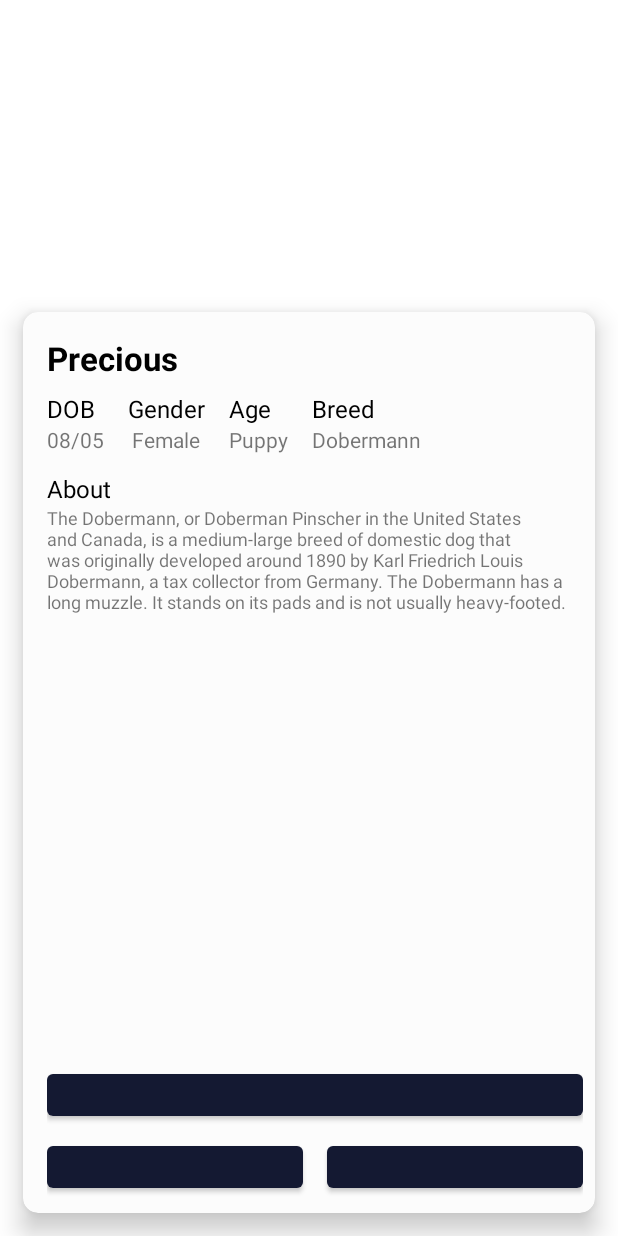
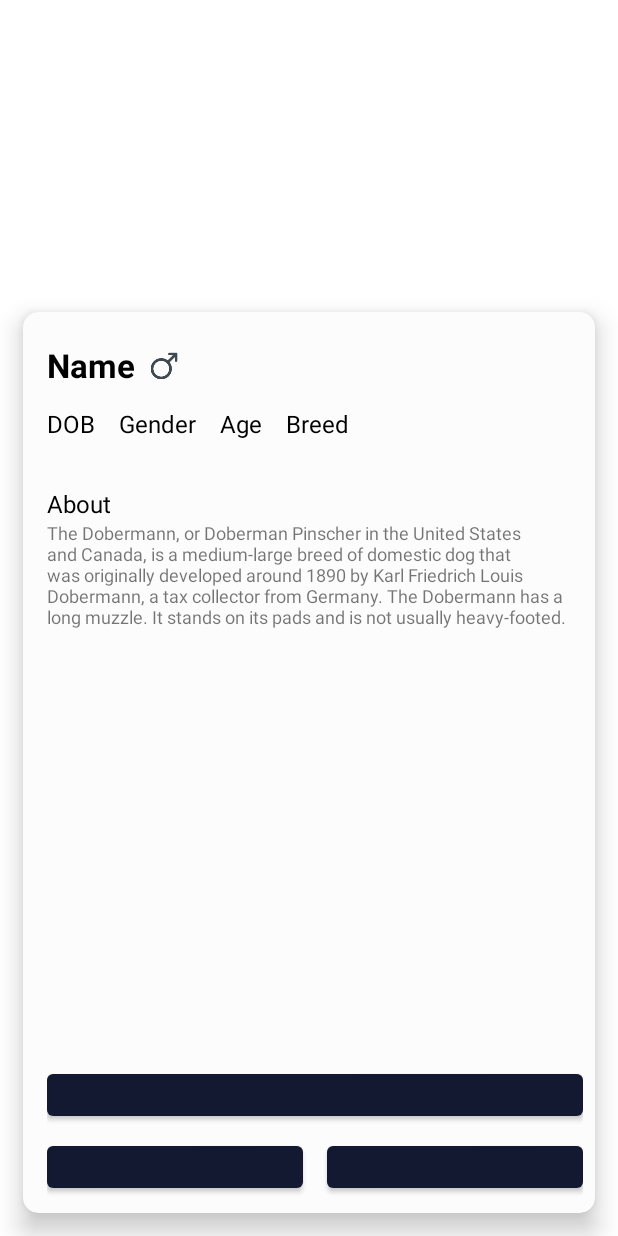
Before and after one commit to Jono-A/PetFinals, an Android app: the layout fragment_pet.xml on its own in the app's theme, with its tools: preview values and no code run, on a phone screen of 412 x 824 dp. Run offline under Robolectric (Android 15) with nearby library versions, the phone set to English and light mode, and no system bars; plain views replace NoboButton.

Commit message:
Design Home & Pet Fragment

```diff
--- a/app/src/main/java/com/shorbgy/petsshelter/ui/FavouriteFragment.kt
+++ b/app/src/main/java/com/shorbgy/petsshelter/ui/FavouriteFragment.kt
@@ -13,7 +13,9 @@ class FavouriteFragment : Fragment() {
         inflater: LayoutInflater, container: ViewGroup?,
         savedInstanceState: Bundle?
     ): View? {
-        // Inflate the layout for this fragment
+
+        (requireActivity() as HomeActivity).toolbar.title = "Favourite"
+
         return inflater.inflate(R.layout.fragment_favourite, container, false)
     }
 }
--- a/app/src/main/java/com/shorbgy/petsshelter/ui/MainActivity.kt
+++ b/app/src/main/java/com/shorbgy/petsshelter/ui/MainActivity.kt
@@ -17,7 +17,5 @@ class MainActivity : AppCompatActivity() {
         super.onCreate(savedInstanceState)
         binding = DataBindingUtil.setContentView(this, R.layout.activity_main)
 
-
-
     }
 }
--- /dev/null
+++ b/app/src/main/java/com/shorbgy/petsshelter/utils/OnPetsItemSelected.kt
@@ -0,0 +1,5 @@
+package com.shorbgy.petsshelter.utils
+
+interface OnPetsItemSelected {
+    fun onItemSelected(pos: Int)
+}
--- a/app/src/main/res/drawable/rounded.xml
+++ b/app/src/main/res/drawable/rounded.xml
@@ -1,7 +1,7 @@
 <?xml version="1.0" encoding="utf-8"?>
 <shape xmlns:android="http://schemas.android.com/apk/res/android">
-    <solid android:color="@color/colorPrimary"/>
+    <solid android:color="@color/colorPrimary" />
 
     <corners android:topLeftRadius="24dp"
-        android:topRightRadius="24dp"/>
+        android:topRightRadius="24dp" />
 </shape>
--- a/app/src/main/res/layout/fragment_home.xml
+++ b/app/src/main/res/layout/fragment_home.xml
@@ -1,8 +1,7 @@
 <?xml version="1.0" encoding="utf-8"?>
 <layout xmlns:android="http://schemas.android.com/apk/res/android"
     xmlns:tools="http://schemas.android.com/tools"
-    xmlns:app="http://schemas.android.com/apk/res-auto"
-    xmlns:card_view="http://schemas.android.com/apk/res-auto">
+    xmlns:app="http://schemas.android.com/apk/res-auto">
 
     <data>
 
@@ -15,6 +14,7 @@
 
 
         <androidx.recyclerview.widget.RecyclerView
+            android:id="@+id/pets_rv"
             android:layout_width="match_parent"
             android:layout_height="match_parent"
             app:layoutManager="androidx.recyclerview.widget.LinearLayoutManager"
--- a/app/src/main/res/layout/fragment_pet.xml
+++ b/app/src/main/res/layout/fragment_pet.xml
@@ -13,12 +13,13 @@
         android:layout_height="match_parent"
         tools:context=".PetFragment">
 
+
         <RelativeLayout
             android:layout_width="match_parent"
             android:layout_height="wrap_content">
 
             <ImageView
-                android:id="@+id/imageView"
+                android:id="@+id/pet_image"
                 android:layout_width="match_parent"
                 android:layout_height="@dimen/_200sdp"
                 android:scaleType="centerCrop"
@@ -55,13 +56,32 @@
                     android:layout_height="match_parent"
                     android:orientation="vertical">
 
-                    <TextView
+
+                    <LinearLayout
                         android:layout_width="match_parent"
                         android:layout_height="wrap_content"
-                        android:text="Precious"
-                        android:textColor="@color/black"
-                        android:textSize="22sp"
-                        android:textStyle="bold" />
+                        android:orientation="horizontal"
+                        android:gravity="center_vertical"
+                        tools:ignore="UseCompoundDrawables">
+
+                        <TextView
+                            android:id="@+id/pet_name"
+                            android:layout_width="wrap_content"
+                            android:layout_height="wrap_content"
+                            android:textColor="@color/black"
+                            android:textSize="22sp"
+                            android:textStyle="bold"
+                            android:text="@string/name" />
+
+                        <ImageView
+                            android:id="@+id/gender_icon"
+                            android:layout_width="@dimen/_30sdp"
+                            android:layout_height="@dimen/_30sdp"
+                            android:src="@mipmap/male"
+                            android:contentDescription="@string/gender_icon" />
+
+                    </LinearLayout>
+
 
                     <LinearLayout
                         android:layout_width="match_parent"
@@ -82,10 +102,10 @@
                                 android:textSize="16sp" />
 
                             <TextView
+                                android:id="@+id/dob"
                                 android:layout_width="wrap_content"
                                 android:layout_height="wrap_content"
                                 android:layout_gravity="center"
-                                android:text="08/05"
                                 android:textSize="14sp" />
 
                         </LinearLayout>
@@ -104,10 +124,10 @@
                                 android:textSize="16sp" />
 
                             <TextView
+                                android:id="@+id/gender"
                                 android:layout_width="wrap_content"
                                 android:layout_height="wrap_content"
                                 android:layout_gravity="center"
-                                android:text="Female"
                                 android:textSize="14sp" />
 
                         </LinearLayout>
@@ -126,10 +146,10 @@
                                 android:textSize="16sp" />
 
                             <TextView
+                                android:id="@+id/age"
                                 android:layout_width="wrap_content"
                                 android:layout_height="wrap_content"
                                 android:layout_gravity="center"
-                                android:text="Puppy"
                                 android:textSize="14sp" />
 
                         </LinearLayout>
@@ -148,10 +168,10 @@
                                 android:textSize="16sp" />
 
                             <TextView
+                                android:id="@+id/breed"
                                 android:layout_width="wrap_content"
                                 android:layout_height="wrap_content"
                                 android:layout_gravity="center"
-                                android:text="Dobermann"
                                 android:textSize="14sp" />
 
                         </LinearLayout>
@@ -167,6 +187,7 @@
                         android:textSize="16sp" />
 
                     <TextView
+                        android:id="@+id/about"
                         android:layout_width="match_parent"
                         android:layout_height="wrap_content"
                         android:layout_marginEnd="8dp"
@@ -184,7 +205,7 @@
                     android:orientation="vertical">
 
                     <com.ornach.nobobutton.NoboButton
-                        android:id="@+id/button"
+                        android:id="@+id/adopt_btn"
                         android:layout_width="match_parent"
                         android:layout_height="40dp"
                         app:nb_backgroundColor="@color/teal_200"
@@ -205,6 +226,7 @@
                         android:orientation="horizontal">
 
                         <com.ornach.nobobutton.NoboButton
+                            android:id="@+id/favourite_btn"
                             android:layout_width="0dp"
                             android:layout_height="40dp"
                             android:layout_marginEnd="8dp"
@@ -221,6 +243,7 @@
                             app:nb_textSize="14sp" />
 
                         <com.ornach.nobobutton.NoboButton
+                            android:id="@+id/book_a_visit_btn"
                             android:layout_width="0dp"
                             android:layout_height="40dp"
                             android:layout_marginStart="8dp"
--- a/app/src/main/res/navigation/mobile_navigation.xml
+++ b/app/src/main/res/navigation/mobile_navigation.xml
@@ -22,12 +22,12 @@
         tools:layout="@layout/fragment_favourite" />
     <fragment
         android:id="@+id/petFragment"
-        android:name="com.shorbgy.petsshelter.PetFragment"
+        android:name="com.shorbgy.petsshelter.ui.PetFragment"
         android:label="fragment_pet"
         tools:layout="@layout/fragment_pet" />
     <fragment
         android:id="@+id/shareFragment"
-        android:name="com.shorbgy.petsshelter.ShareFragment"
+        android:name="com.shorbgy.petsshelter.ui.ShareFragment"
         android:label="fragment_share"
         tools:layout="@layout/fragment_share" />
 </navigation>
--- a/app/src/main/res/values/strings.xml
+++ b/app/src/main/res/values/strings.xml
@@ -16,4 +16,7 @@
     <string name="breed">Breed</string>
     <string name="about_label">About</string>
     <string name="share">Share</string>
+    <string name="pet_age">Pet Age</string>
+    <string name="name">Name</string>
+    <string name="gender_icon">Gender Icon</string>
 </resources>
```
Also changed, not shown: app/src/main/java/com/shorbgy/petsshelter/adapters/PetsAdapter.kt (added, +52 -0 lines), app/src/main/java/com/shorbgy/petsshelter/pojo/Pet.kt (added, +52 -0 lines), app/src/main/java/com/shorbgy/petsshelter/ui/HomeActivity.kt (+13 -2 lines), app/src/main/java/com/shorbgy/petsshelter/ui/HomeFragment.kt (+50 -2 lines), app/src/main/java/com/shorbgy/petsshelter/ui/PetFragment.kt (+24 -3 lines), app/src/main/res/layout/activity_home.xml (+17 -10 lines), app/src/main/res/layout/bar_layout.xml (added, +10 -0 lines), app/src/main/res/layout/pet_item.xml (+15 -42 lines), app/src/main/res/mipmap-xhdpi/female.png (added), app/src/main/res/mipmap-xhdpi/male.png (added).
